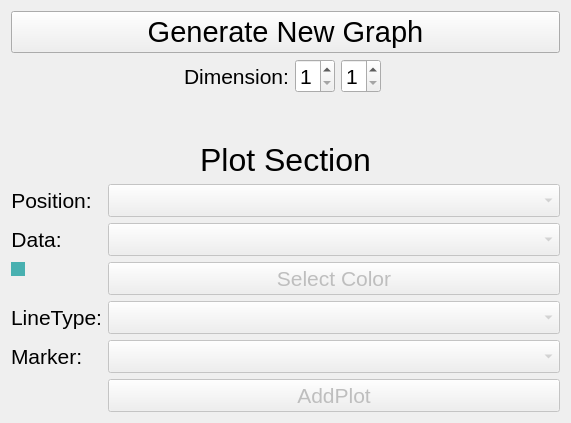
This is View/GraphWindow.ui in BETRU21/GraphicGenerator as Qt 5 draws it before an edit. The edited form follows.
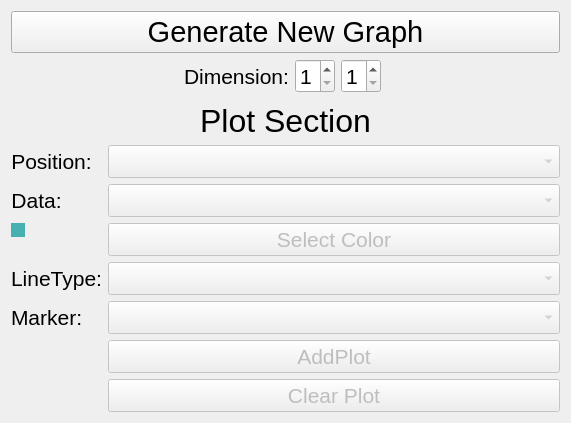
This is the edited form.

Commit message: add clear plot option to clear a specific plot by choosing the position

```diff
--- a/View/GraphWindow.ui
+++ b/View/GraphWindow.ui
@@ -288,6 +288,21 @@
        </property>
       </widget>
      </item>
+     <item row="7" column="1">
+      <widget class="QPushButton" name="pb_clear">
+       <property name="enabled">
+        <bool>false</bool>
+       </property>
+       <property name="font">
+        <font>
+         <pointsize>16</pointsize>
+        </font>
+       </property>
+       <property name="text">
+        <string>Clear Plot</string>
+       </property>
+      </widget>
+     </item>
     </layout>
    </item>
   </layout>
```
The commit also changes 5 other files.
